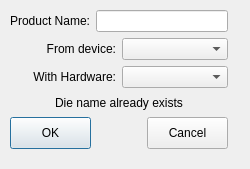
Before: the Qt Designer form src/ATE/org/actions_on/product/NewProductWizard.ui in goanpeca/ATE.org, drawn with Qt 5.
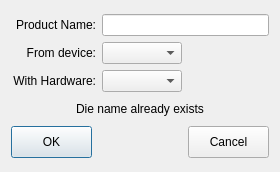
After: the same form once the commit is applied.

Diff of the .ui file:
```diff
--- a/src/ATE/org/actions_on/product/NewProductWizard.ui
+++ b/src/ATE/org/actions_on/product/NewProductWizard.ui
@@ -6,27 +6,44 @@
    <rect>
     <x>0</x>
     <y>0</y>
-    <width>250</width>
-    <height>169</height>
+    <width>280</width>
+    <height>172</height>
    </rect>
   </property>
+  <property name="minimumSize">
+   <size>
+    <width>280</width>
+    <height>172</height>
+   </size>
+  </property>
+  <property name="maximumSize">
+   <size>
+    <width>16777215</width>
+    <height>172</height>
+   </size>
+  </property>
   <property name="windowTitle">
    <string>Dialog</string>
   </property>
-  <widget class="QWidget" name="">
-   <property name="geometry">
-    <rect>
-     <x>10</x>
-     <y>10</y>
-     <width>218</width>
-     <height>139</height>
-    </rect>
-   </property>
+  <layout class="QGridLayout" name="gridLayout">
+   <item row="0" column="0">
    <layout class="QVBoxLayout" name="verticalLayout">
     <item>
      <layout class="QHBoxLayout" name="horizontalLayout">
       <item>
        <widget class="QLabel" name="label">
+         <property name="minimumSize">
+          <size>
+           <width>85</width>
+           <height>22</height>
+          </size>
+         </property>
+         <property name="maximumSize">
+          <size>
+           <width>85</width>
+           <height>22</height>
+          </size>
+         </property>
         <property name="text">
          <string>Product Name:</string>
         </property>
@@ -36,7 +53,20 @@
        </widget>
       </item>
       <item>
-       <widget class="QLineEdit" name="ProductName"/>
+        <widget class="QLineEdit" name="ProductName">
+         <property name="minimumSize">
+          <size>
+           <width>0</width>
+           <height>22</height>
+          </size>
+         </property>
+         <property name="maximumSize">
+          <size>
+           <width>16777215</width>
+           <height>22</height>
+          </size>
+         </property>
+        </widget>
       </item>
      </layout>
     </item>
@@ -44,6 +74,18 @@
      <layout class="QHBoxLayout" name="horizontalLayout_2">
       <item>
        <widget class="QLabel" name="label_2">
+         <property name="minimumSize">
+          <size>
+           <width>85</width>
+           <height>22</height>
+          </size>
+         </property>
+         <property name="maximumSize">
+          <size>
+           <width>85</width>
+           <height>22</height>
+          </size>
+         </property>
         <property name="text">
          <string>From device:</string>
         </property>
@@ -53,7 +95,33 @@
        </widget>
       </item>
       <item>
-       <widget class="QComboBox" name="FromDevice"/>
+        <widget class="QComboBox" name="FromDevice">
+         <property name="minimumSize">
+          <size>
+           <width>80</width>
+           <height>22</height>
+          </size>
+         </property>
+         <property name="maximumSize">
+          <size>
+           <width>80</width>
+           <height>22</height>
+          </size>
+         </property>
+        </widget>
+       </item>
+       <item>
+        <spacer name="horizontalSpacer_2">
+         <property name="orientation">
+          <enum>Qt::Horizontal</enum>
+         </property>
+         <property name="sizeHint" stdset="0">
+          <size>
+           <width>10</width>
+           <height>20</height>
+          </size>
+         </property>
+        </spacer>
       </item>
      </layout>
     </item>
@@ -61,6 +129,18 @@
      <layout class="QHBoxLayout" name="horizontalLayout_4">
       <item>
        <widget class="QLabel" name="label_3">
+         <property name="minimumSize">
+          <size>
+           <width>85</width>
+           <height>22</height>
+          </size>
+         </property>
+         <property name="maximumSize">
+          <size>
+           <width>85</width>
+           <height>22</height>
+          </size>
+         </property>
         <property name="text">
          <string>With Hardware:</string>
         </property>
@@ -70,12 +150,50 @@
        </widget>
       </item>
       <item>
-       <widget class="QComboBox" name="WithHardware"/>
+        <widget class="QComboBox" name="WithHardware">
+         <property name="minimumSize">
+          <size>
+           <width>80</width>
+           <height>22</height>
+          </size>
+         </property>
+         <property name="maximumSize">
+          <size>
+           <width>80</width>
+           <height>22</height>
+          </size>
+         </property>
+        </widget>
+       </item>
+       <item>
+        <spacer name="horizontalSpacer_3">
+         <property name="orientation">
+          <enum>Qt::Horizontal</enum>
+         </property>
+         <property name="sizeHint" stdset="0">
+          <size>
+           <width>10</width>
+           <height>20</height>
+          </size>
+         </property>
+        </spacer>
       </item>
      </layout>
     </item>
     <item>
      <widget class="QLabel" name="Feedback">
+       <property name="minimumSize">
+        <size>
+         <width>150</width>
+         <height>22</height>
+        </size>
+       </property>
+       <property name="maximumSize">
+        <size>
+         <width>16777215</width>
+         <height>22</height>
+        </size>
+       </property>
       <property name="text">
        <string>Die name already exists</string>
       </property>
@@ -140,7 +258,8 @@
      </layout>
     </item>
    </layout>
-  </widget>
+   </item>
+  </layout>
  </widget>
  <resources/>
  <connections/>
```
Left out of the diff: 6 changed lines with no effect on the pictures. Lines whose indentation alone changed are shown as unchanged.
